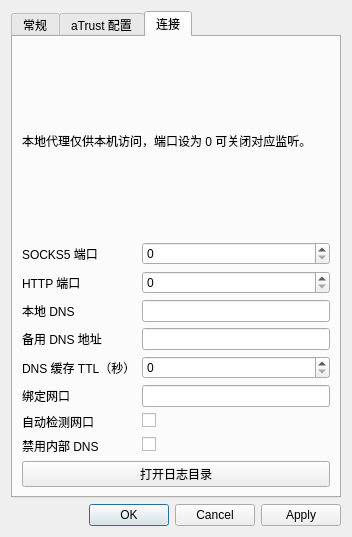
Before: the Qt Designer form presentation/dialogs/settingwindow/settingwindow.ui in wtalioy/JustConnect, drawn with Qt 5.
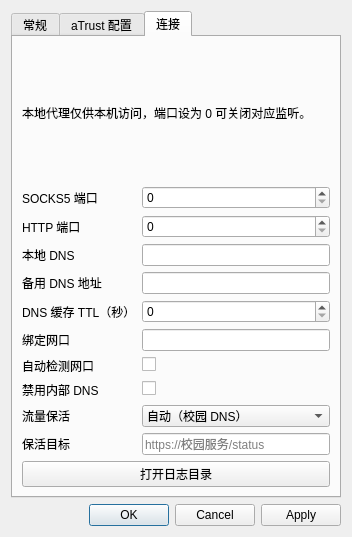
After: the same form once the commit is applied. The open tabs and pages were chosen to show the change.

What changed in the file:
```diff
--- a/presentation/dialogs/settingwindow/settingwindow.ui
+++ b/presentation/dialogs/settingwindow/settingwindow.ui
@@ -573,6 +573,32 @@
            </property>
           </widget>
          </item>
+         <item row="8" column="0">
+          <widget class="QLabel" name="keepAliveModeLabel">
+           <property name="text"><string>流量保活</string></property>
+           <property name="buddy"><cstring>keepAliveModeComboBox</cstring></property>
+          </widget>
+         </item>
+         <item row="8" column="1">
+          <widget class="QComboBox" name="keepAliveModeComboBox">
+           <property name="toolTip"><string>自动模式探测获授权的校园 DNS；关闭只停止流量探测，会话续期与节点维护继续运行。</string></property>
+           <item><property name="text"><string>自动（校园 DNS）</string></property></item>
+           <item><property name="text"><string>指定目标（HTTP GET）</string></property></item>
+           <item><property name="text"><string>关闭</string></property></item>
+          </widget>
+         </item>
+         <item row="9" column="0">
+          <widget class="QLabel" name="keepAliveUrlLabel">
+           <property name="text"><string>保活目标</string></property>
+           <property name="buddy"><cstring>keepAliveUrlLineEdit</cstring></property>
+          </widget>
+         </item>
+         <item row="9" column="1">
+          <widget class="QLineEdit" name="keepAliveUrlLineEdit">
+           <property name="placeholderText"><string>https://校园服务/status</string></property>
+           <property name="toolTip"><string>仅填写获授权、允许重复 GET 的 HTTP(80)／HTTPS(443) 资源。不要使用登录、退出、操作接口或 SSH 服务；不允许账号、查询参数、片段及重定向。</string></property>
+          </widget>
+         </item>
         </layout>
        </item>
        <item>
```
